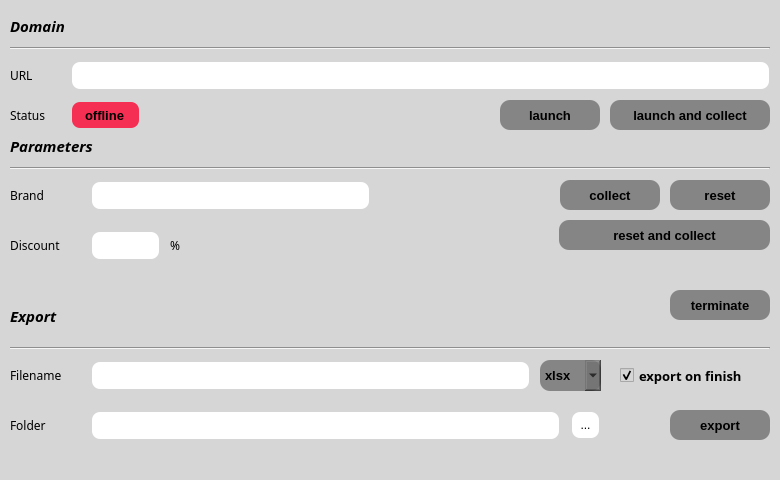
Old version of the form gui/ui_resources/atcrawl_crawler_ui.ui in the repository kosazna/atcrawl.
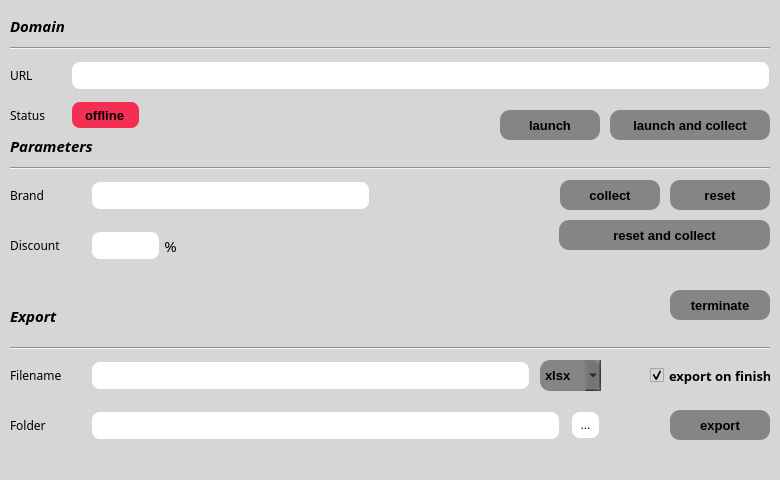
New version of the form.

Diff of the .ui file:
```diff
--- a/gui/ui_resources/atcrawl_crawler_ui.ui
+++ b/gui/ui_resources/atcrawl_crawler_ui.ui
@@ -138,7 +138,7 @@
     <property name="geometry">
      <rect>
       <x>500</x>
-      <y>100</y>
+      <y>110</y>
       <width>100</width>
       <height>30</height>
      </rect>
@@ -298,7 +298,7 @@
    <widget class="QLabel" name="label_pct">
     <property name="geometry">
      <rect>
-      <x>170</x>
+      <x>160</x>
       <y>230</y>
       <width>21</width>
       <height>31</height>
@@ -307,7 +307,7 @@
     <property name="font">
      <font>
       <family>Century Gothic</family>
-      <pointsize>9</pointsize>
+      <pointsize>11</pointsize>
       <weight>50</weight>
       <italic>false</italic>
       <bold>false</bold>
@@ -319,6 +319,9 @@
     <property name="text">
      <string>%</string>
     </property>
+    <property name="alignment">
+     <set>Qt::AlignCenter</set>
+    </property>
    </widget>
    <widget class="QLineEdit" name="in_folder">
     <property name="geometry">
@@ -492,7 +495,7 @@
     <property name="geometry">
      <rect>
       <x>610</x>
-      <y>100</y>
+      <y>110</y>
       <width>160</width>
       <height>30</height>
      </rect>
@@ -582,9 +585,9 @@
    <widget class="QCheckBox" name="check_export">
     <property name="geometry">
      <rect>
-      <x>620</x>
+      <x>650</x>
       <y>360</y>
-      <width>151</width>
+      <width>121</width>
       <height>31</height>
      </rect>
     </property>
```
